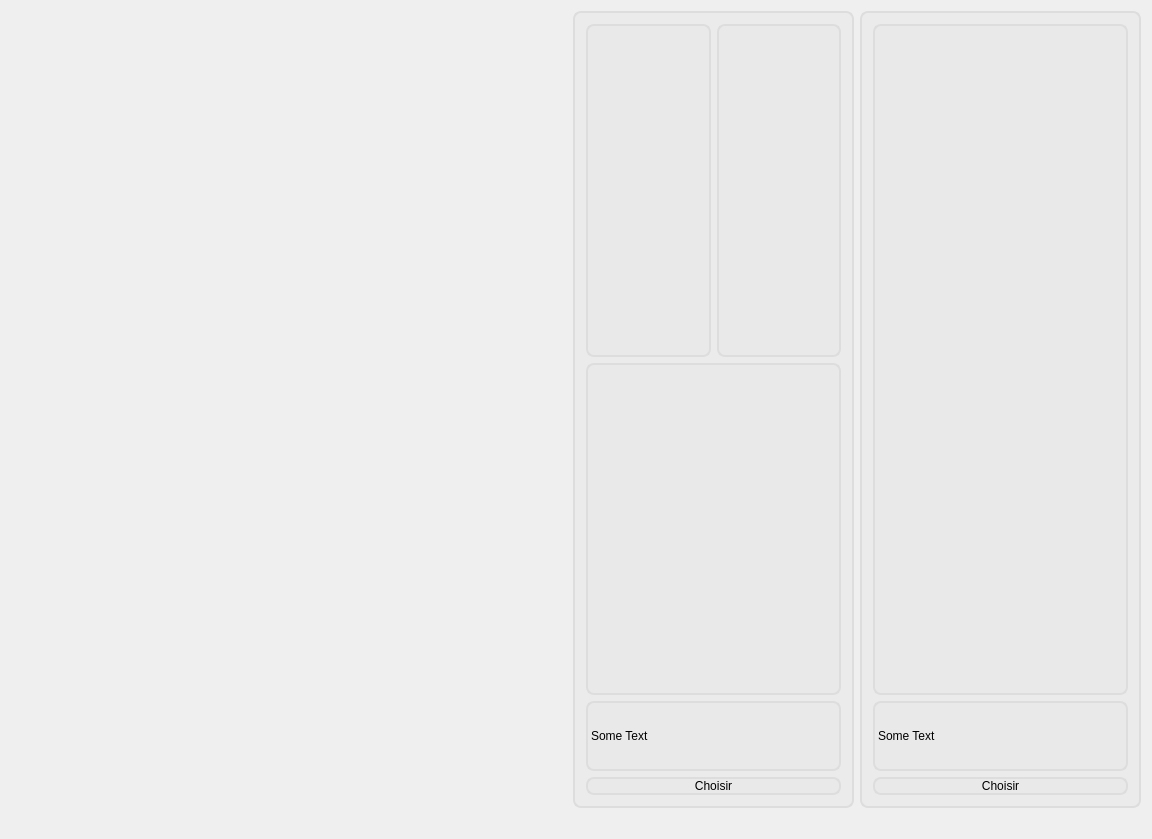
Old version of the form PhotoBooth/photoprintformat.ui in the repository monsif/Image-processing.
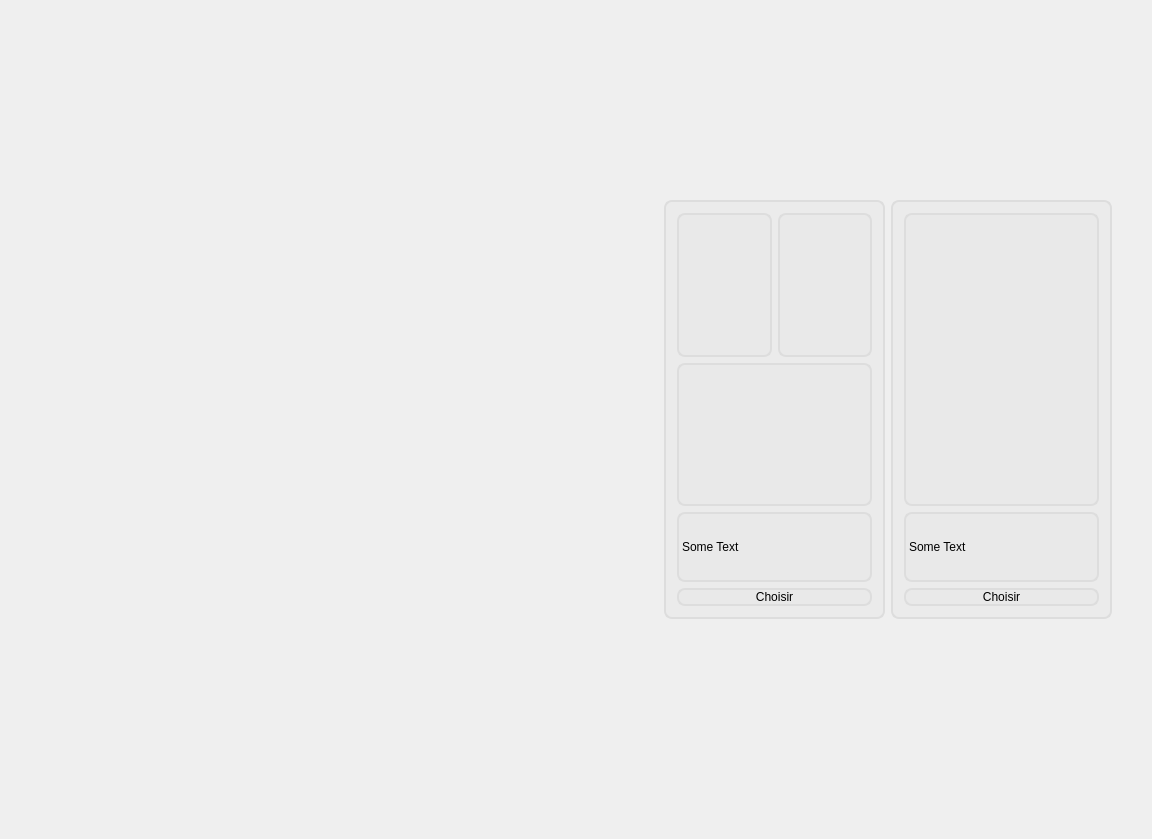
New version of the form. Icons and pictures are not drawn.

Commit message: margin and spacing

The edit to the form file:
```diff
--- a/PhotoBooth/photoprintformat.ui
+++ b/PhotoBooth/photoprintformat.ui
@@ -13,9 +13,35 @@
   <property name="windowTitle">
    <string>PhotoPrintFormat</string>
   </property>
-  <layout class="QHBoxLayout" name="horizontalLayout">
+  <layout class="QVBoxLayout" name="verticalLayout_5">
+   <property name="spacing">
+    <number>0</number>
+   </property>
+   <property name="leftMargin">
+    <number>0</number>
+   </property>
+   <property name="topMargin">
+    <number>0</number>
+   </property>
+   <property name="rightMargin">
+    <number>0</number>
+   </property>
+   <property name="bottomMargin">
+    <number>0</number>
+   </property>
    <item>
-    <spacer name="horizontalSpacer_4">
+    <layout class="QHBoxLayout" name="horizontalLayout_3" stretch="0,0,0,0,0">
+     <property name="spacing">
+      <number>6</number>
+     </property>
+     <property name="leftMargin">
+      <number>0</number>
+     </property>
+     <property name="rightMargin">
+      <number>40</number>
+     </property>
+     <item>
+      <spacer name="horizontalSpacer_5">
      <property name="orientation">
       <enum>Qt::Horizontal</enum>
      </property>
@@ -44,10 +70,35 @@
      </item>
     </layout>
    </item>
+     <item>
+      <spacer name="horizontalSpacer_4">
+       <property name="orientation">
+        <enum>Qt::Horizontal</enum>
+       </property>
+       <property name="sizeHint" stdset="0">
+        <size>
+         <width>40</width>
+         <height>20</height>
+        </size>
+       </property>
+      </spacer>
+     </item>
    <item>
     <layout class="QVBoxLayout" name="verticalLayout">
+       <property name="topMargin">
+        <number>200</number>
+       </property>
+       <property name="bottomMargin">
+        <number>200</number>
+       </property>
      <item>
       <widget class="QFrame" name="frame">
+         <property name="maximumSize">
+          <size>
+           <width>16777215</width>
+           <height>16777215</height>
+          </size>
+         </property>
        <property name="styleSheet">
         <string notr="true">border:2px solid #ddd;
 border-radius:8px;
@@ -161,8 +212,23 @@
    </item>
    <item>
     <layout class="QVBoxLayout" name="right_layout">
+       <property name="spacing">
+        <number>6</number>
+       </property>
+       <property name="topMargin">
+        <number>200</number>
+       </property>
+       <property name="bottomMargin">
+        <number>200</number>
+       </property>
      <item>
       <widget class="QFrame" name="frame_4">
+         <property name="maximumSize">
+          <size>
+           <width>16777215</width>
+           <height>16777215</height>
+          </size>
+         </property>
        <property name="styleSheet">
         <string notr="true">border:2px solid #ddd;
 border-radius:8px;
@@ -233,6 +299,11 @@
       </spacer>
      </item>
     </layout>
+     </item>
+    </layout>
+   </item>
+   <item>
+    <layout class="QHBoxLayout" name="horizontalLayout"/>
    </item>
   </layout>
  </widget>
```
Lines whose indentation alone changed are shown as unchanged. The commit also changes 2 other files.
